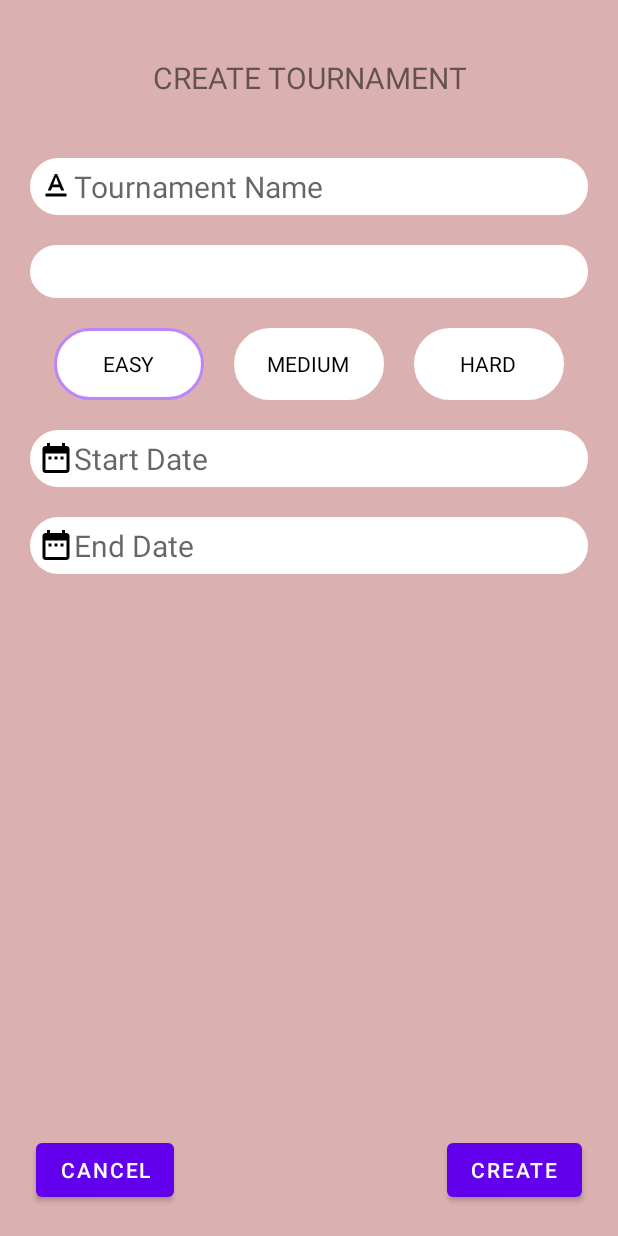
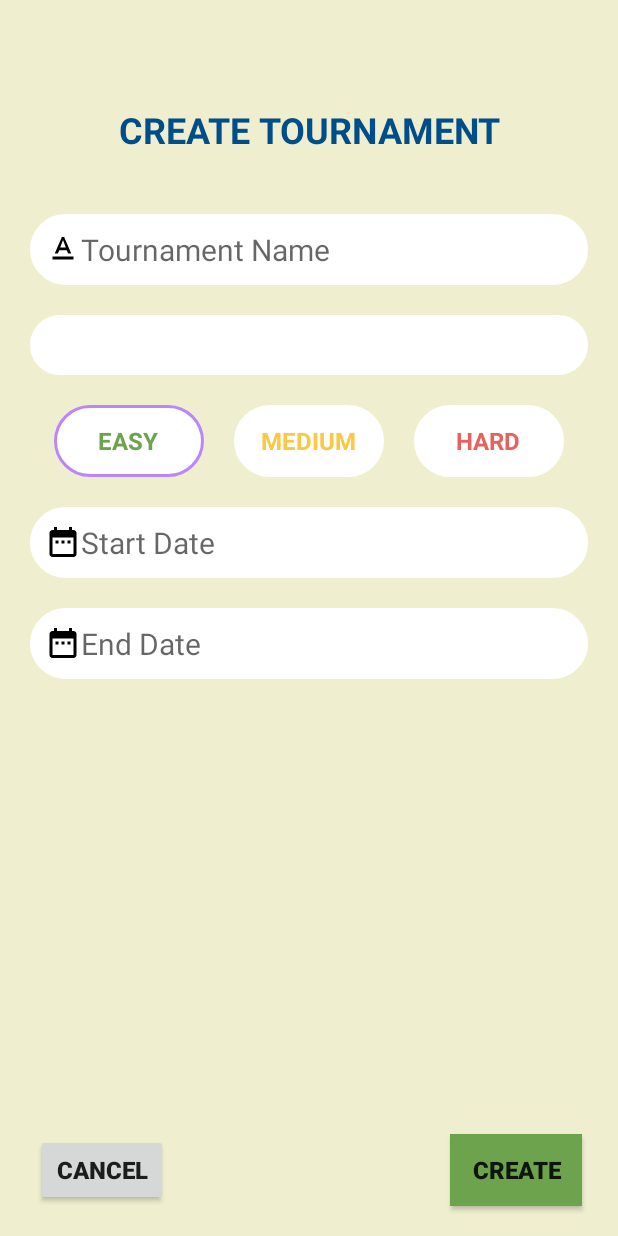
Before and after one commit to Danica-M/Quiz_App, an Android app: the Admin_Activity screen opened directly, with no data from a screen before it, after a tap on an icon or button, on a phone screen of 412 x 824 dp. Run offline under Robolectric (Android 15) with nearby library versions, the phone set to English and light mode, and no system bars; our stand-ins replace Firebase (no records; nobody signed in at launch, a user with empty details on screens opened directly), Volley; network calls fail; 1 other tap on this screen came first.

Commit message:
design started 2.0

```diff
--- a/app/src/main/java/com/example/quizapp/Admin_Activity.java
+++ b/app/src/main/java/com/example/quizapp/Admin_Activity.java
@@ -43,7 +43,6 @@ public class Admin_Activity extends AppCompatActivity {
     Adapter adapter;
     Controller controller;
 
-    ImageButton searchBtn;
     FloatingActionButton createButton, exitButton;
     ArrayList<Tournament> allTournaments;
     @Override
@@ -56,7 +55,7 @@ public class Admin_Activity extends AppCompatActivity {
         exitButton = findViewById(R.id.exitBtn);
         getAllTournament();
         search = findViewById(R.id.searchView);
-        search.clearFocus();
+//        search.clearFocus();
         search.setOnQueryTextListener(new SearchView.OnQueryTextListener() {
             @Override
             public boolean onQueryTextSubmit(String s) {
@@ -75,19 +74,7 @@ public class Admin_Activity extends AppCompatActivity {
         adapter = new Adapter(getApplicationContext(), allTournaments);
         adminRecycler.setAdapter(adapter);
 
-//        searchBtn.setOnClickListener(new View.OnClickListener() {
-//            @Override
-//            public void onClick(View view) {
-//                String text = searchText.getText().toString();
-//                if (TextUtils.isEmpty(text)) {
-//                    // Reset the data to the original list
-//                    adapter.resetList();
-//                } else {
-//                    // Filter the data based on the search text
-//                    adapter.filterList(text);
-//                }
-//            }
-//        });
+
 
 
         createButton.setOnClickListener(new View.OnClickListener() {
--- a/app/src/main/res/layout/admin_create_tournament.xml
+++ b/app/src/main/res/layout/admin_create_tournament.xml
@@ -4,7 +4,7 @@
     xmlns:tools="http://schemas.android.com/tools"
     android:layout_width="match_parent"
     android:layout_height="match_parent"
-    android:background="#DAB0B0"
+    android:background="@color/light"
     tools:context=".Admin_create_tournament">
 
     <EditText
@@ -18,7 +18,7 @@
         android:ems="10"
         android:hint="End Date"
         android:inputType="date"
-        android:padding="5dp"
+        android:padding="10dp"
         android:textSize="20sp"
         app:layout_constraintEnd_toEndOf="@+id/startDate"
         app:layout_constraintStart_toStartOf="@+id/startDate"
@@ -28,11 +28,13 @@
         android:id="@+id/textView"
         android:layout_width="wrap_content"
         android:layout_height="wrap_content"
-        android:layout_marginTop="38dp"
+        android:layout_marginTop="70dp"
         android:text="Create Tournament"
         android:textAlignment="center"
         android:textAllCaps="true"
-        android:textSize="20sp"
+        android:textColor="@color/dark_blue"
+        android:textSize="24sp"
+        android:textStyle="bold"
         app:layout_constraintEnd_toEndOf="parent"
         app:layout_constraintStart_toStartOf="parent"
         app:layout_constraintTop_toTopOf="parent" />
@@ -49,8 +51,8 @@
         android:drawableLeft="@drawable/icon_name"
         android:ems="10"
         android:hint="Tournament Name"
-        android:inputType="textPersonName"
-        android:padding="5dp"
+        android:inputType="text"
+        android:padding="10dp"
         android:textSize="20sp"
         app:layout_constraintEnd_toEndOf="parent"
         app:layout_constraintStart_toStartOf="parent"
@@ -59,12 +61,13 @@
     <Spinner
         android:id="@+id/categorySpinner"
         android:layout_width="0dp"
-        android:layout_height="35dp"
+        android:layout_height="40dp"
         android:layout_marginTop="20dp"
         android:background="@drawable/edittext_rounded"
         android:dropDownWidth="wrap_content"
         android:dropDownSelector="@drawable/icon_category"
-        android:padding="5dp"
+        android:padding="10dp"
+        android:spinnerMode="dialog"
         app:layout_constraintEnd_toEndOf="@+id/tourName"
         app:layout_constraintStart_toStartOf="@+id/tourName"
         app:layout_constraintTop_toBottomOf="@+id/tourName" />
@@ -88,8 +91,11 @@
             android:background="@drawable/radio_button"
             android:button="@android:color/transparent"
             android:text="easy"
+            android:textAlignment="center"
             android:textAllCaps="true"
-            android:textAlignment="center" />
+            android:textColor="@color/green"
+            android:textSize="16sp"
+            android:textStyle="bold" />
 
         <RadioButton
             android:id="@+id/radioButton2"
@@ -99,8 +105,11 @@
             android:background="@drawable/radio_button"
             android:button="@android:color/transparent"
             android:text="medium"
+            android:textAlignment="center"
             android:textAllCaps="true"
-            android:textAlignment="center" />
+            android:textColor="@color/orange2"
+            android:textSize="16sp"
+            android:textStyle="bold" />
 
         <RadioButton
             android:id="@+id/radioButton3"
@@ -110,8 +119,11 @@
             android:background="@drawable/radio_button"
             android:button="@android:color/transparent"
             android:text="hard"
+            android:textAlignment="center"
             android:textAllCaps="true"
-            android:textAlignment="center" />
+            android:textColor="@color/red"
+            android:textSize="16sp"
+            android:textStyle="bold" />
     </RadioGroup>
 
     <EditText
@@ -124,29 +136,34 @@
         android:ems="10"
         android:hint="Start Date"
         android:inputType="date"
-        android:padding="5dp"
+        android:padding="10dp"
         android:textSize="20sp"
         app:layout_constraintEnd_toEndOf="@+id/difficulty"
         app:layout_constraintStart_toStartOf="@+id/difficulty"
         app:layout_constraintTop_toBottomOf="@+id/difficulty" />
 
-    <Button
+    <androidx.appcompat.widget.AppCompatButton
         android:id="@+id/updateButton"
         android:layout_width="wrap_content"
         android:layout_height="wrap_content"
         android:layout_marginEnd="24dp"
         android:layout_marginBottom="20dp"
+        android:background="@color/green"
         android:text="Create"
+        android:textSize="16sp"
+        android:textStyle="bold"
         app:layout_constraintBottom_toBottomOf="parent"
         app:layout_constraintEnd_toEndOf="parent" />
 
-    <Button
+    <androidx.appcompat.widget.AppCompatButton
         android:id="@+id/cancelButton"
         android:layout_width="wrap_content"
         android:layout_height="wrap_content"
         android:layout_marginStart="24dp"
         android:layout_marginBottom="20dp"
         android:text="Cancel"
+        android:textSize="16sp"
+        android:textStyle="bold"
         app:layout_constraintBottom_toBottomOf="parent"
         app:layout_constraintStart_toStartOf="parent" />
 
```
Also changed, not shown: app/src/main/java/com/example/quizapp/Adapter.java (+13 -1 lines), app/src/main/java/com/example/quizapp/Login.java (+7 -2 lines), app/src/main/java/com/example/quizapp/fragments/Fragment_past.java (+9 -1 lines), app/src/main/java/com/example/quizapp/fragments/Fragment_upcoming.java (+7 -1 lines), app/src/main/java/com/example/quizapp/fragments/fragment_ongoing.java (+16 -6 lines), app/src/main/res/layout/activity_admin.xml (+15 -41 lines), app/src/main/res/layout/activity_login.xml (+5 -4 lines), app/src/main/res/layout/admin_update_tournament.xml (+13 -9 lines), app/src/main/res/layout/fragment_ongoing.xml (+17 -4 lines), app/src/main/res/layout/fragment_past.xml (+18 -3 lines), app/src/main/res/layout/fragment_upcoming.xml (+17 -3 lines), app/src/main/res/layout/tournament_item.xml (+16 -8 lines), app/src/main/res/layout/tournament_items_admin.xml (deleted, +0 -127 lines).
